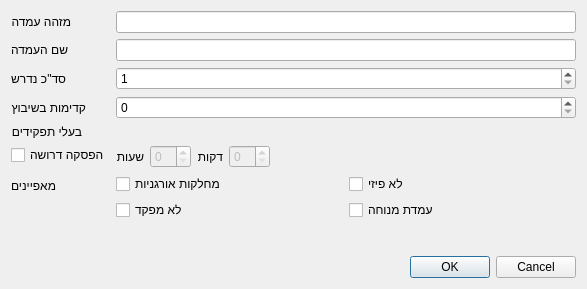
First picture: the form in Ui/PositionDialog.ui, repository omertal88/shavzak, before the edit.
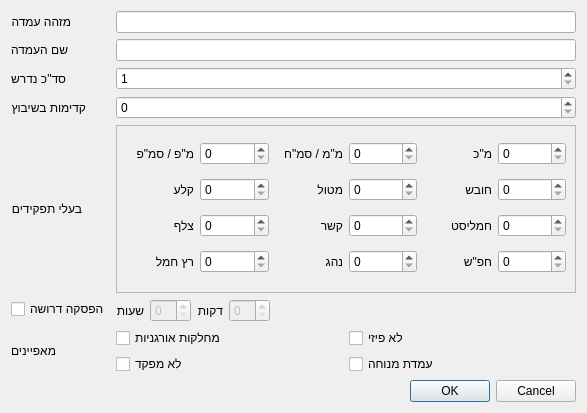
Second picture: the form after the edit. Custom widgets are drawn as their Qt base class.

Diff of the .ui file:
```diff
--- a/Ui/PositionDialog.ui
+++ b/Ui/PositionDialog.ui
@@ -10,7 +10,7 @@
     <x>0</x>
     <y>0</y>
     <width>587</width>
-    <height>289</height>
+    <height>413</height>
    </rect>
   </property>
   <property name="windowTitle">
@@ -55,20 +55,28 @@
      </item>
      <item row="4" column="0">
       <widget class="QLabel" name="label_2">
+       <property name="sizePolicy">
+        <sizepolicy hsizetype="Preferred" vsizetype="MinimumExpanding">
+         <horstretch>0</horstretch>
+         <verstretch>0</verstretch>
+        </sizepolicy>
+       </property>
        <property name="text">
         <string>בעלי תפקידים</string>
        </property>
-      </widget>
-     </item>
-     <item row="4" column="1">
-      <widget class="RolesWidget" name="rolesWidget" native="true">
-       <property name="focusPolicy">
-        <enum>Qt::TabFocus</enum>
+       <property name="alignment">
+        <set>Qt::AlignLeading|Qt::AlignLeft|Qt::AlignVCenter</set>
        </property>
       </widget>
      </item>
      <item row="6" column="0">
       <widget class="QLabel" name="label_4">
+       <property name="sizePolicy">
+        <sizepolicy hsizetype="Preferred" vsizetype="MinimumExpanding">
+         <horstretch>0</horstretch>
+         <verstretch>0</verstretch>
+        </sizepolicy>
+       </property>
        <property name="text">
         <string>מאפיינים</string>
        </property>
@@ -189,6 +197,144 @@
      <item row="3" column="1">
       <widget class="QSpinBox" name="prioritySpin"/>
      </item>
+     <item row="4" column="1">
+      <widget class="QFrame" name="frame">
+       <property name="sizePolicy">
+        <sizepolicy hsizetype="Preferred" vsizetype="Preferred">
+         <horstretch>0</horstretch>
+         <verstretch>0</verstretch>
+        </sizepolicy>
+       </property>
+       <property name="frameShape">
+        <enum>QFrame::StyledPanel</enum>
+       </property>
+       <property name="frameShadow">
+        <enum>QFrame::Raised</enum>
+       </property>
+       <layout class="QGridLayout" name="gridLayout">
+        <item row="2" column="4">
+         <widget class="QLabel" name="label_17">
+          <property name="text">
+           <string>חמליסט</string>
+          </property>
+         </widget>
+        </item>
+        <item row="0" column="3">
+         <widget class="QSpinBox" name="platoonCommanderSpin"/>
+        </item>
+        <item row="2" column="2">
+         <widget class="QLabel" name="label_16">
+          <property name="text">
+           <string>קשר</string>
+          </property>
+         </widget>
+        </item>
+        <item row="0" column="4">
+         <widget class="QLabel" name="label_11">
+          <property name="text">
+           <string>מ&quot;כ</string>
+          </property>
+         </widget>
+        </item>
+        <item row="2" column="0">
+         <widget class="QLabel" name="label_15">
+          <property name="text">
+           <string>צלף</string>
+          </property>
+         </widget>
+        </item>
+        <item row="0" column="5">
+         <widget class="QSpinBox" name="squadCommanderSpin"/>
+        </item>
+        <item row="1" column="4">
+         <widget class="QLabel" name="label_14">
+          <property name="text">
+           <string>חובש</string>
+          </property>
+         </widget>
+        </item>
+        <item row="0" column="1">
+         <widget class="QSpinBox" name="companyCommanderSpin"/>
+        </item>
+        <item row="1" column="2">
+         <widget class="QLabel" name="label_13">
+          <property name="text">
+           <string>מטול</string>
+          </property>
+         </widget>
+        </item>
+        <item row="1" column="0">
+         <widget class="QLabel" name="label_12">
+          <property name="text">
+           <string>קלע</string>
+          </property>
+         </widget>
+        </item>
+        <item row="0" column="2">
+         <widget class="QLabel" name="label_10">
+          <property name="text">
+           <string>מ&quot;מ / סמ&quot;ח</string>
+          </property>
+         </widget>
+        </item>
+        <item row="0" column="0">
+         <widget class="QLabel" name="label_9">
+          <property name="text">
+           <string>מ&quot;פ / סמ&quot;פ</string>
+          </property>
+         </widget>
+        </item>
+        <item row="3" column="0">
+         <widget class="QLabel" name="label_18">
+          <property name="text">
+           <string>רץ חמל</string>
+          </property>
+         </widget>
+        </item>
+        <item row="3" column="2">
+         <widget class="QLabel" name="label_19">
+          <property name="text">
+           <string>נהג</string>
+          </property>
+         </widget>
+        </item>
+        <item row="3" column="4">
+         <widget class="QLabel" name="label_20">
+          <property name="text">
+           <string>חפ&quot;ש</string>
+          </property>
+         </widget>
+        </item>
+        <item row="1" column="1">
+         <widget class="QSpinBox" name="sharpshooterSpin"/>
+        </item>
+        <item row="2" column="1">
+         <widget class="QSpinBox" name="sniperSpin"/>
+        </item>
+        <item row="3" column="1">
+         <widget class="QSpinBox" name="hamalRunnerSpin"/>
+        </item>
+        <item row="1" column="3">
+         <widget class="QSpinBox" name="grenadeLauncherSpin"/>
+        </item>
+        <item row="2" column="3">
+         <widget class="QSpinBox" name="signallerSpin"/>
+        </item>
+        <item row="3" column="3">
+         <widget class="QSpinBox" name="driverSpin"/>
+        </item>
+        <item row="1" column="5">
+         <widget class="QSpinBox" name="medicSpin"/>
+        </item>
+        <item row="2" column="5">
+         <widget class="QSpinBox" name="hamalistSpin"/>
+        </item>
+        <item row="3" column="5">
+         <widget class="QSpinBox" name="riflemanSpin"/>
+        </item>
+       </layout>
+      </widget>
+     </item>
     </layout>
    </item>
    <item>
@@ -203,14 +349,6 @@
    </item>
   </layout>
  </widget>
- <customwidgets>
-  <customwidget>
-   <class>RolesWidget</class>
-   <extends>QWidget</extends>
-   <header>Ui.Promoted.RolesWidget.h</header>
-   <container>1</container>
-  </customwidget>
- </customwidgets>
  <tabstops>
   <tabstop>positionNameEdit</tabstop>
   <tabstop>manpowerSpin</tabstop>
```
Left out of the diff: 13 changed lines with no effect on the pictures.
